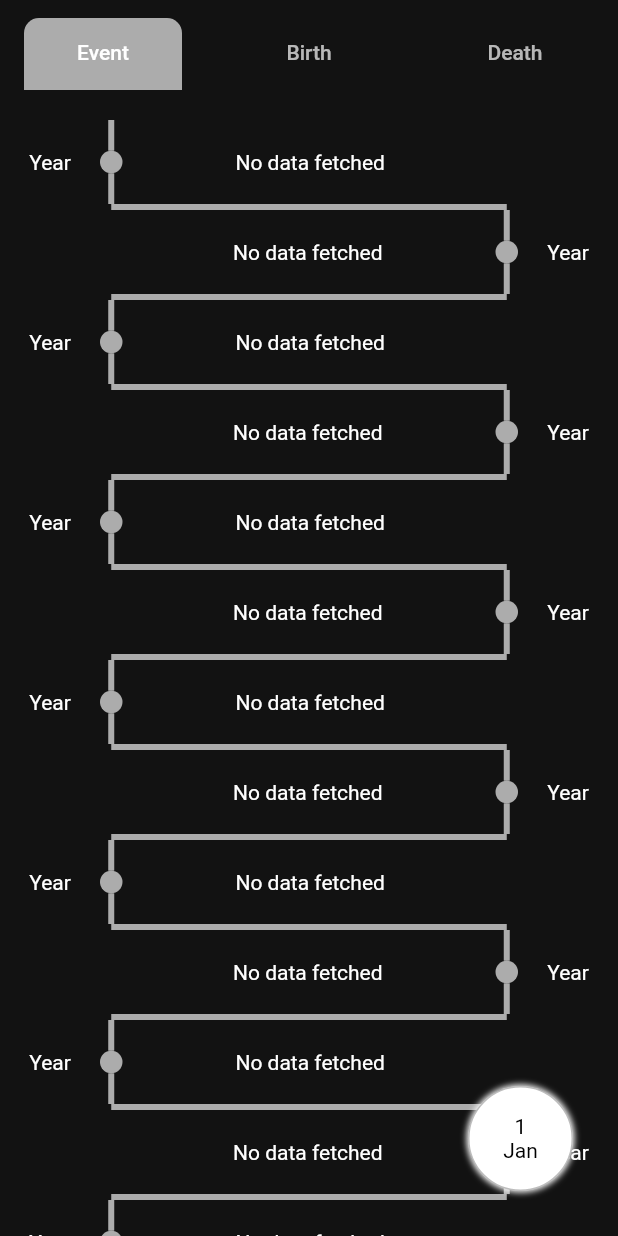
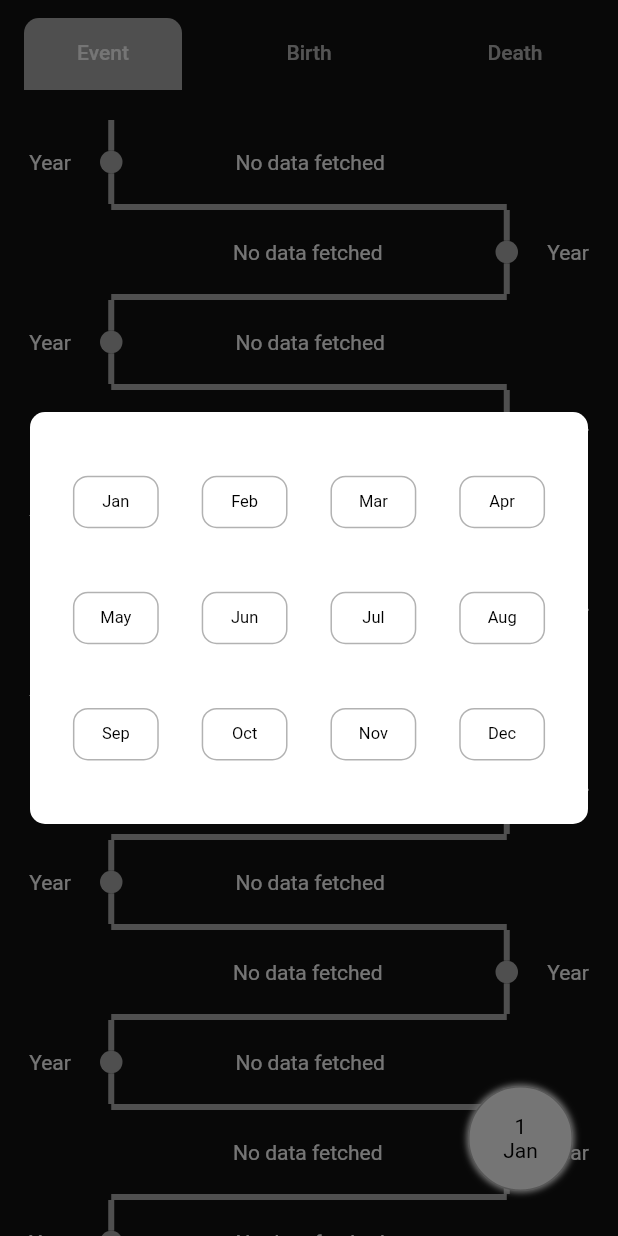
Before and after one commit to erdemduman/TodayInHistory, a Flutter app: the MainPageBody screen opened directly, after a tap on an icon or button, on a phone screen of 412 x 824 dp. Run offline on Flutter 3.47's test engine with Material 2 defaults, Android fonts, the phone set to English and light mode, and no system bars; drawn by our look-alikes of timeline_tile; our stand-ins replace dio, flutter_spinkit, get_it, numberpicker, rxdart; network calls fail.

Commit message:
change date feature is added

```diff
--- /dev/null
+++ b/lib/constants/const_fields.dart
@@ -0,0 +1,31 @@
+class ConstFields {
+  static const Map<int, String> intToMonth = {
+    1: 'Jan',
+    2: 'Feb',
+    3: 'Mar',
+    4: 'Apr',
+    5: 'May',
+    6: 'Jun',
+    7: 'Jul',
+    8: 'Aug',
+    9: 'Sep',
+    10: 'Oct',
+    11: 'Nov',
+    12: 'Dec'
+  };
+
+  static const Map<String, int> monthDayNumbers = {
+    'Jan': 31,
+    'Feb': 29,
+    'Mar': 31,
+    'Apr': 30,
+    'May': 31,
+    'Jun': 30,
+    'Jul': 31,
+    'Aug': 31,
+    'Sep': 30,
+    'Oct': 31,
+    'Nov': 30,
+    'Dec': 31
+  };
+}
--- a/lib/constants/styles.dart
+++ b/lib/constants/styles.dart
@@ -2,4 +2,12 @@ import 'package:flutter/material.dart';
 
 class Styles {
   static Color getSelectedBoxColor() => Colors.white.withOpacity(0.65);
+  static TextStyle getDateDialogDayViewTextStyle() =>
+      TextStyle(color: Colors.black, fontSize: 20);
+  static TextStyle getDateDialogDayViewPickerTextStyle() =>
+      TextStyle(color: Colors.black, fontSize: 30);
+  static TextStyle getDateDialogDayViewPickerSelectedTextStyle() =>
+      TextStyle(color: Colors.cyan, fontSize: 40);
+  static TextStyle getDateDialogMonthViewButtonTextStyle() =>
+      TextStyle(color: Colors.black, fontSize: 11);
 }
--- a/lib/logic/bloc/splash_page_bloc.dart
+++ b/lib/logic/bloc/splash_page_bloc.dart
@@ -8,6 +8,7 @@ import 'package:project_th/logic/utils/task_flow.dart';
 import 'package:project_th/model/birth_item.dart';
 import 'package:project_th/model/death_item.dart';
 import 'package:project_th/model/event_item.dart';
+import 'package:rxdart/rxdart.dart';
 
 class SplashPageBloc extends BaseBloc
     implements
--- /dev/null
+++ b/lib/view/custom_view/edit_date_dialog.dart
@@ -0,0 +1,197 @@
+import 'package:flutter/material.dart';
+import 'package:numberpicker/numberpicker.dart';
+import 'package:project_th/constants/const_fields.dart';
+import 'package:project_th/constants/styles.dart';
+import 'package:project_th/logic/bloc/main_page_bloc.dart';
+
+class EditDateDialog extends StatefulWidget {
+  final MainPageBloc? bloc;
+
+  EditDateDialog({this.bloc});
+
+  @override
+  _EditDateDialogState createState() => _EditDateDialogState();
+}
+
+class _EditDateDialogState extends State<EditDateDialog> {
+  DialogScreen _dialogScreen = DialogScreen.MONTH;
+  String _month = "Jan";
+
+  @override
+  Widget build(BuildContext context) {
+    return Column(
+      children: [
+        Expanded(flex: 1, child: Container()),
+        Expanded(flex: 1, child: _getDialogScreen()),
+        Expanded(flex: 1, child: Container())
+      ],
+    );
+  }
+
+  Widget _getDialogScreen() {
+    final childWidget = _dialogScreen == DialogScreen.MONTH
+        ? _MonthView(monthTapAction: _monthTapAction)
+        : _DayView(
+            month: _month,
+            okButtonTapAction: _okButtonTapAction,
+            backButtonTapAction: _backButtonTapAction);
+
+    return Container(
+        margin: EdgeInsets.only(left: 20, right: 20),
+        decoration: BoxDecoration(
+            borderRadius: BorderRadius.all(Radius.circular(10)),
+            color: Colors.white),
+        child: childWidget);
+  }
+
+  void _monthTapAction(String month) {
+    setState(() {
+      _dialogScreen = DialogScreen.DAY;
+      _month = month;
+    });
+  }
+
+  void _okButtonTapAction(int day) {
+    var monthNumber = ConstFields.intToMonth.entries
+        .firstWhere((element) => element.value == _month)
+        .key;
+    widget.bloc?.changeDate(monthNumber, day);
+  }
+
+  void _backButtonTapAction() {
+    setState(() {
+      _dialogScreen = DialogScreen.MONTH;
+    });
+  }
+}
+
+class _MonthView extends StatelessWidget {
+  final Function(String) monthTapAction;
+
+  _MonthView({required this.monthTapAction});
+
+  @override
+  Widget build(BuildContext context) {
+    return Column(
+      mainAxisAlignment: MainAxisAlignment.spaceEvenly,
+      children: [
+        Row(mainAxisAlignment: MainAxisAlignment.spaceEvenly, children: [
+          Expanded(flex: 1, child: SizedBox()),
+          Expanded(flex: 2, child: _monthButton("Jan")),
+          Expanded(flex: 1, child: SizedBox()),
+          Expanded(flex: 2, child: _monthButton("Feb")),
+          Expanded(flex: 1, child: SizedBox()),
+          Expanded(flex: 2, child: _monthButton("Mar")),
+          Expanded(flex: 1, child: SizedBox()),
+          Expanded(flex: 2, child: _monthButton("Apr")),
+          Expanded(flex: 1, child: SizedBox()),
+        ]),
+        Row(mainAxisAlignment: MainAxisAlignment.spaceEvenly, children: [
+          Expanded(flex: 1, child: SizedBox()),
+          Expanded(flex: 2, child: _monthButton("May")),
+          Expanded(flex: 1, child: SizedBox()),
+          Expanded(flex: 2, child: _monthButton("Jun")),
+          Expanded(flex: 1, child: SizedBox()),
+          Expanded(flex: 2, child: _monthButton("Jul")),
+          Expanded(flex: 1, child: SizedBox()),
+          Expanded(flex: 2, child: _monthButton("Aug")),
+          Expanded(flex: 1, child: SizedBox()),
+        ]),
+        Row(mainAxisAlignment: MainAxisAlignment.spaceEvenly, children: [
+          Expanded(flex: 1, child: SizedBox()),
+          Expanded(flex: 2, child: _monthButton("Sep")),
+          Expanded(flex: 1, child: SizedBox()),
+          Expanded(flex: 2, child: _monthButton("Oct")),
+          Expanded(flex: 1, child: SizedBox()),
+          Expanded(flex: 2, child: _monthButton("Nov")),
+          Expanded(flex: 1, child: SizedBox()),
+          Expanded(flex: 2, child: _monthButton("Dec")),
+          Expanded(flex: 1, child: SizedBox()),
+        ]),
+      ],
+    );
+  }
+
+  GestureDetector _monthButton(String monthName) {
+    return GestureDetector(
+      child: Container(
+          padding: EdgeInsets.all(10),
+          decoration: BoxDecoration(
+              border: Border.all(color: Colors.black.withOpacity(0.3)),
+              borderRadius: BorderRadius.circular(10)),
+          child: Center(
+              child: Text(monthName,
+                  style: Styles.getDateDialogMonthViewButtonTextStyle()))),
+      onTap: () {
+        monthTapAction(monthName);
+      },
+    );
+  }
+}
+
+class _DayView extends StatefulWidget {
+  final String month;
+  final Function(int) okButtonTapAction;
+  final Function backButtonTapAction;
+
+  _DayView(
+      {required this.month,
+      required this.okButtonTapAction,
+      required this.backButtonTapAction});
+
+  @override
+  __DayViewState createState() => __DayViewState();
+}
+
+class __DayViewState extends State<_DayView> {
+  int _dayValue = 1;
+
+  @override
+  Widget build(BuildContext context) {
+    return Column(mainAxisAlignment: MainAxisAlignment.spaceEvenly, children: [
+      Container(
+          child: Text("Select the day:",
+              style: Styles.getDateDialogDayViewTextStyle())),
+      Container(
+        child: NumberPicker(
+            selectedTextStyle:
+                Styles.getDateDialogDayViewPickerSelectedTextStyle(),
+            textStyle: Styles.getDateDialogDayViewPickerTextStyle(),
+            axis: Axis.horizontal,
+            minValue: 1,
+            maxValue: ConstFields.monthDayNumbers[widget.month]!,
+            value: _dayValue,
+            onChanged: (newValue) {
+              setState(() {
+                _dayValue = newValue;
+              });
+            }),
+      ),
+      Row(
+        mainAxisAlignment: MainAxisAlignment.end,
+        children: [
+          GestureDetector(
+            child: Container(
+                child: Text("Back",
+                    style: Styles.getDateDialogDayViewTextStyle())),
+            onTap: () {
+              widget.backButtonTapAction();
+            },
+          ),
+          SizedBox(width: 40),
+          GestureDetector(
+            child: Container(
+              child: Text("OK", style: Styles.getDateDialogDayViewTextStyle()),
+            ),
+            onTap: () {
+              widget.okButtonTapAction(_dayValue);
+            },
+          ),
+          SizedBox(width: 30)
+        ],
+      )
+    ]);
+  }
+}
+
+enum DialogScreen { MONTH, DAY }
--- a/lib/view/custom_view/history_view.dart
+++ b/lib/view/custom_view/history_view.dart
@@ -12,10 +12,7 @@ class HistoryView extends StatelessWidget {
   @override
   Widget build(BuildContext context) {
     MainPageBloc? bloc = BlocProvider.of<MainPageBloc>(context);
-    return Container(
-      child: Stack(
-        children: [
-          StreamBuilder<Color?>(
+    return StreamBuilder<Color?>(
         stream: bloc?.themeColorStream,
         builder: (context, snapshot) {
           return Container(
@@ -25,9 +22,6 @@ class HistoryView extends StatelessWidget {
             ),
             child: HistoryViewBody(historyState: historyState),
           );
-              })
-        ],
-      ),
-    );
+        });
   }
 }
--- a/lib/view/custom_view/tab_bar_body_view.dart
+++ b/lib/view/custom_view/tab_bar_body_view.dart
@@ -1,25 +1,13 @@
 import 'package:flutter/material.dart';
+import 'package:project_th/constants/const_fields.dart';
 import 'package:project_th/logic/bloc/main_page_bloc.dart';
 import 'package:project_th/view/bloc_provider.dart';
+import 'package:project_th/view/custom_view/edit_date_dialog.dart';
 import 'package:project_th/view/custom_view/history_view.dart';
 import 'package:project_th/view/custom_view/history_view_body.dart';
 
 class TabBarBodyView extends StatelessWidget {
   final TabController? controller;
-  final Map<int, String> _intToMonth = {
-    1: 'Jan',
-    2: 'Feb',
-    3: 'Mar',
-    4: 'Apr',
-    5: 'May',
-    6: 'Jun',
-    7: 'Jul',
-    8: 'Aug',
-    9: 'Sep',
-    10: 'Oct',
-    11: 'Nov',
-    12: 'Dec'
-  };
 
   TabBarBodyView({required this.controller});
 
@@ -40,6 +28,7 @@ class TabBarBodyView extends StatelessWidget {
           ),
           Align(
             alignment: Alignment.bottomRight,
+            child: GestureDetector(
               child: Container(
                 height: 70,
                 width: 70,
@@ -57,7 +46,6 @@ class TabBarBodyView extends StatelessWidget {
                     ),
                   ],
                 ),
-              child: GestureDetector(
                 child: StreamBuilder<Calendar?>(
                   stream: bloc?.calendarStream,
                   builder: (context, snapshot) {
@@ -68,14 +56,20 @@ class TabBarBodyView extends StatelessWidget {
                           snapshot.data?.day?.toString() ?? "1",
                           style: TextStyle(color: Colors.black),
                         ),
-                        Text(_intToMonth[snapshot.data?.month] ?? "Jan",
+                        Text(
+                            ConstFields.intToMonth[snapshot.data?.month] ??
+                                "Jan",
                             style: TextStyle(color: Colors.black))
                       ],
                     );
                   },
                 ),
-                onTap: () {},
               ),
+              onTap: () {
+                showDialog(
+                    context: context,
+                    builder: (_) => EditDateDialog(bloc: bloc));
+              },
             ),
           ),
         ],
--- a/lib/view/page/main_page.dart
+++ b/lib/view/page/main_page.dart
@@ -2,6 +2,7 @@ import 'package:flutter/material.dart';
 import 'package:project_th/logic/bloc/main_page_bloc.dart';
 import 'package:project_th/view/bloc_provider.dart';
 import 'package:project_th/view/custom_view/app_bar_tab_view.dart';
+import 'package:project_th/view/custom_view/loading_view.dart';
 import 'package:project_th/view/custom_view/tab_bar_body_view.dart';
 
 class MainPage extends StatefulWidget {
@@ -46,11 +47,24 @@ class _MainPageBodyState extends State<MainPageBody>
 
   @override
   Widget build(BuildContext context) {
-    return DefaultTabController(
-        length: 3,
-        child: Scaffold(
-          appBar: AppBarTabView(controller: _controller),
-          body: TabBarBodyView(controller: _controller),
-        ));
+    return StreamBuilder<bool>(
+        stream: _bloc?.loadingStream,
+        builder: (context, snapshot) {
+          return Stack(
+            children: [
+              DefaultTabController(
+                  length: 3,
+                  child: Scaffold(
+                    appBar: AppBarTabView(controller: _controller),
+                    body: TabBarBodyView(controller: _controller),
+                  )),
+              Visibility(
+                  child: Scaffold(
+                      body: LoadingView(loadingText: "Please Wait"),
+                      backgroundColor: Colors.black.withOpacity(0.8)),
+                  visible: snapshot.data == true)
+            ],
+          );
+        });
   }
 }
--- a/pubspec.yaml
+++ b/pubspec.yaml
@@ -26,7 +26,9 @@ dependencies:
   cupertino_icons: ^1.0.2
   dio: ^4.0.0-prev3
   flutter_bloc: ^7.0.0
+  flutter_spinkit: ^5.0.0
   get_it: ^6.0.0
+  numberpicker: ^2.1.1
   provider: ^5.0.0
   rxdart: ^0.26.0
   timeline_tile: ^2.0.0
```
Also changed, not shown: lib/logic/bloc/main_page_bloc.dart (+14 -2 lines), lib/view/custom_view/loading_view.dart (added, +22 -0 lines), lib/view/page/splash_page.dart (+2 -6 lines), pubspec.lock. Lines whose indentation alone changed are shown as unchanged.
